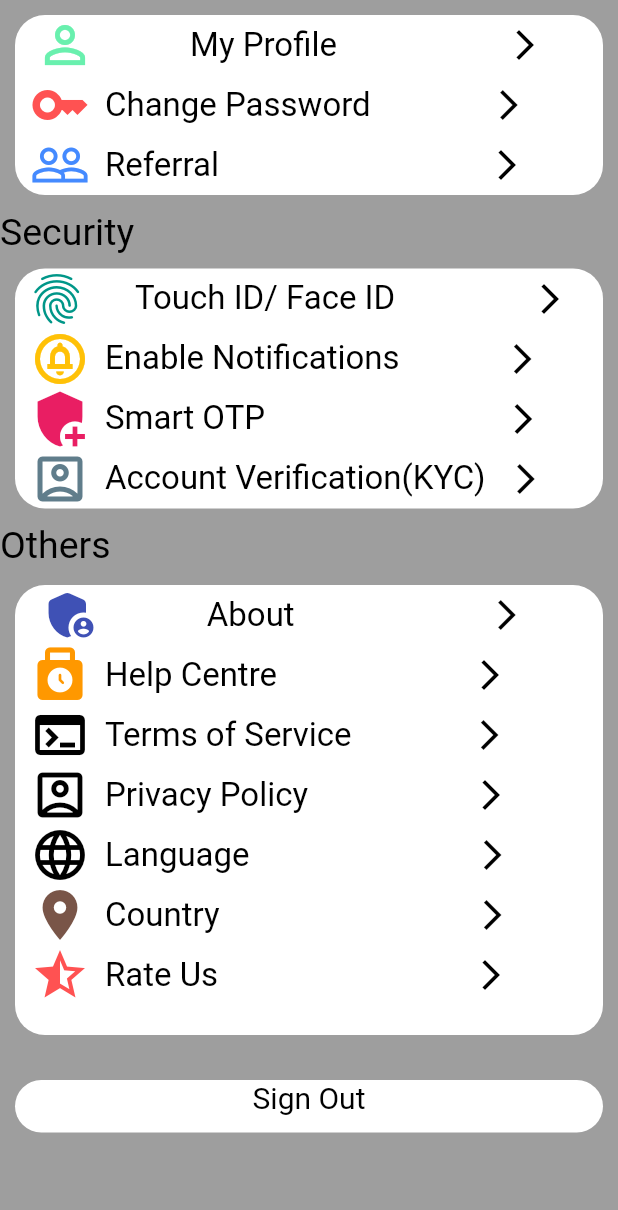
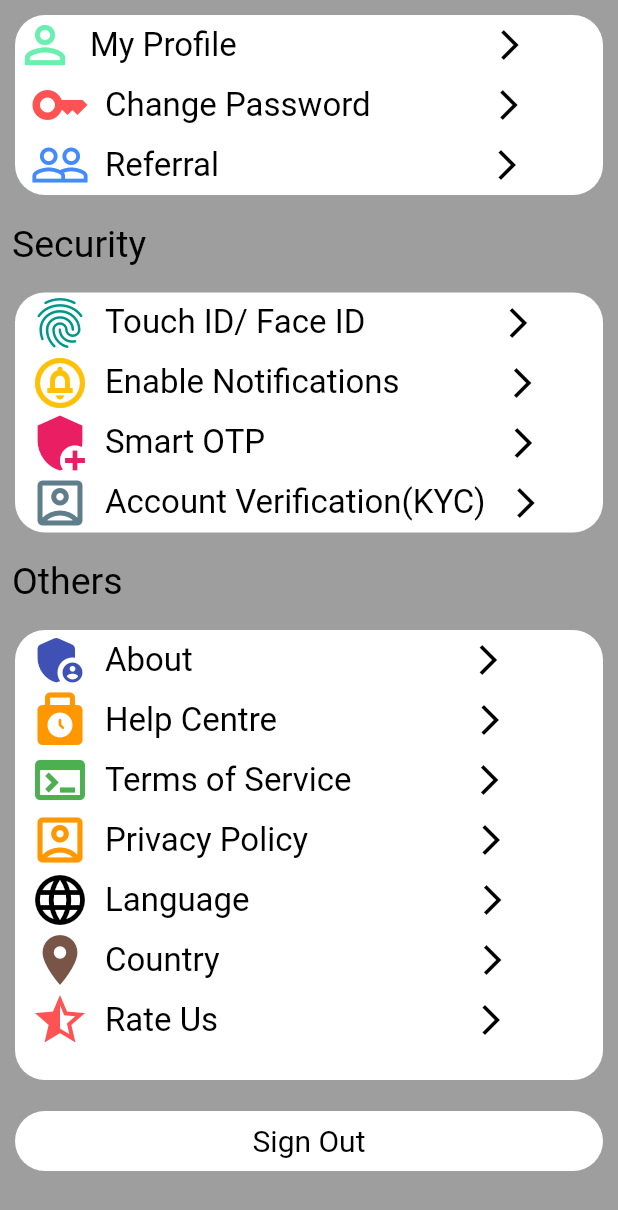
Before and after one commit to kembas/Paylord, a Flutter app: the MyProfile screen opened directly, on a phone screen of 412 x 824 dp. Shown: the top 1210 px of the screen. Run offline on Flutter 3.47's test engine with Material 2 defaults, Android fonts, the phone set to English and light mode, and no system bars; our stand-ins replace firebase_core; accounts and stored records are empty; network calls fail.

Commit message:
my second master commit.

```diff
--- a/lib/profile/profile_screen.dart
+++ b/lib/profile/profile_screen.dart
@@ -32,8 +32,10 @@ class _MyProfile extends State<MyProfile> {
               height: 120,
               child: Column(
                 children: [
+                  SizedBox(
+                    width: 10,
+                  ),
                   Row(
-                    mainAxisAlignment: MainAxisAlignment.spaceAround,
                     children: [
                      Icon(
                        Icons.person_outline,
@@ -50,7 +52,7 @@ class _MyProfile extends State<MyProfile> {
                           color: Colors.black,
                         ),
                       ),
-                      SizedBox(width: 60),
+                      SizedBox(width: 170),
                       Icon(
                         Icons.arrow_forward_ios_outlined,
                         color: Colors.black,
@@ -116,6 +118,8 @@ class _MyProfile extends State<MyProfile> {
 
             Align(
                alignment: Alignment.centerLeft,
+              child: Padding(
+                padding: const EdgeInsets.all(8.0),
                 child: Text(
                   "Security",
                   style: TextStyle(
@@ -123,6 +127,10 @@ class _MyProfile extends State<MyProfile> {
                     fontSize: 25,
                   )
                 ),
+              ),
+            ),
+            SizedBox(
+              height: 0.01,
             ),
 
 
@@ -138,15 +146,17 @@ class _MyProfile extends State<MyProfile> {
               child: Column(
                 children: [
                   Row(
-                    mainAxisAlignment: MainAxisAlignment.spaceAround,
                     children: [
+                      SizedBox(
+                        width: 10,
+                      ),
                       Icon(
                         Icons.fingerprint_outlined,
                         color: Colors.teal,
                         size: 40,
                       ),
                       SizedBox(
-                        width: 1,
+                        width: 10,
                       ),
                       Text(
                         "Touch ID/ Face ID",
@@ -155,7 +165,7 @@ class _MyProfile extends State<MyProfile> {
                           color: Colors.black,
                         ),
                       ),
-                      SizedBox(width: 60),
+                      SizedBox(width: 90),
                       Icon(
                         Icons.arrow_forward_ios_outlined,
                         color: Colors.black,
@@ -244,16 +254,19 @@ class _MyProfile extends State<MyProfile> {
 
             Align(
               alignment: Alignment.centerLeft,
+              child: Padding(
+                padding: const EdgeInsets.all(8.0),
                 child: Text(
                     "Others",
                     style: TextStyle(
                       color: Colors.black,
                       fontSize: 25,
-                  )
+                    ),
+                ),
               ),
             ),
             SizedBox(
-              height: 2,
+              height: 0.01,
             ),
 
 
@@ -267,15 +280,17 @@ class _MyProfile extends State<MyProfile> {
               child: Column(
                 children: [
                   Row(
-                    mainAxisAlignment: MainAxisAlignment.spaceAround,
                     children: [
+                      SizedBox(
+                        width: 10,
+                      ),
                       Icon(
                         Icons.admin_panel_settings_rounded,
                         color: Colors.indigo,
                         size: 40,
                       ),
                       SizedBox(
-                        width: 1,
+                        width: 10,
                       ),
                       Text(
                         "About",
@@ -284,7 +299,7 @@ class _MyProfile extends State<MyProfile> {
                           color: Colors.black,
                         ),
                       ),
-                      SizedBox(width: 60),
+                      SizedBox(width: 185),
                       Icon(
                         Icons.arrow_forward_ios_outlined,
                         color: Colors.black,
@@ -322,7 +337,7 @@ class _MyProfile extends State<MyProfile> {
                       SizedBox(width: 10),
                       Icon(
                         Icons.terminal_outlined,
-                        color: Colors.black,
+                        color: Colors.green,
                         size: 40,
                       ),
                       SizedBox(width: 10),
@@ -346,7 +361,7 @@ class _MyProfile extends State<MyProfile> {
                       SizedBox(width: 10),
                       Icon(
                         Icons.account_box_outlined,
-                        color: Colors.black,
+                        color: Colors.orange,
                         size: 40,
                       ),
                       SizedBox(width: 10),
@@ -443,7 +458,7 @@ class _MyProfile extends State<MyProfile> {
 
             ),
             SizedBox(
-              height: 10,
+              height: 0.7,
             ),
 
 
@@ -453,14 +468,12 @@ class _MyProfile extends State<MyProfile> {
                   borderRadius:  BorderRadius.circular(20),
                   color: Colors.white,
               ),
-              height: 35,
+              height: 40,
               child: Column(
                 children: [
-                  Row(
-                    mainAxisAlignment: MainAxisAlignment.spaceAround,
-                    children: [
-
                   Center(
+                    child: Padding(
+                      padding: const EdgeInsets.all(8.0),
                       child: Text(
                         "Sign Out",
                         style: TextStyle(
@@ -469,7 +482,6 @@ class _MyProfile extends State<MyProfile> {
                         ),
                       ),
                     ),
-                    ],
                   ),
                 ],
               ),
```
Also changed, not shown: lib/Buy_airtime.dart (added, +158 -0 lines), lib/transaction_home.dart (+13 -5 lines). Lines whose indentation alone changed are shown as unchanged.
